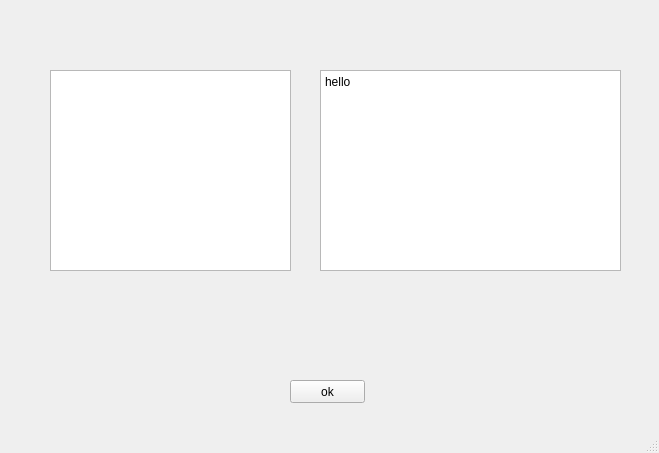
First picture: the form in mainGUI2.ui, repository mon6912640/pyqtTest, before the edit.
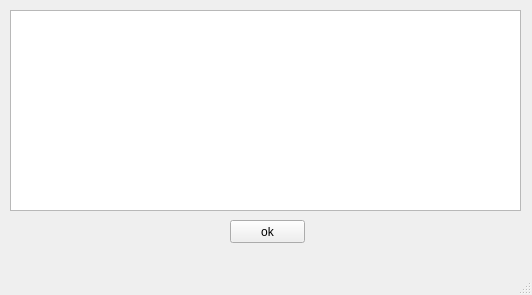
Second picture: the form after the edit. Icons and pictures are not drawn.

Diff of the .ui file:
```diff
--- a/mainGUI2.ui
+++ b/mainGUI2.ui
@@ -6,8 +6,8 @@
    <rect>
     <x>0</x>
     <y>0</y>
-    <width>659</width>
-    <height>453</height>
+    <width>532</width>
+    <height>295</height>
    </rect>
   </property>
   <property name="windowTitle">
@@ -17,9 +17,9 @@
    <widget class="QTextBrowser" name="textBrowser">
     <property name="geometry">
      <rect>
-      <x>50</x>
-      <y>70</y>
-      <width>241</width>
+      <x>10</x>
+      <y>10</y>
+      <width>511</width>
       <height>201</height>
      </rect>
     </property>
@@ -27,8 +27,8 @@
    <widget class="QPushButton" name="pushButton">
     <property name="geometry">
      <rect>
-      <x>290</x>
-      <y>380</y>
+      <x>230</x>
+      <y>220</y>
       <width>75</width>
       <height>23</height>
      </rect>
@@ -41,26 +41,6 @@
       <normaloff>:/icon/img/icon.png</normaloff>:/icon/img/icon.png</iconset>
     </property>
    </widget>
-   <widget class="QTextEdit" name="textEdit">
-    <property name="enabled">
-     <bool>true</bool>
-    </property>
-    <property name="geometry">
-     <rect>
-      <x>320</x>
-      <y>70</y>
-      <width>301</width>
-      <height>201</height>
-     </rect>
-    </property>
-    <property name="html">
-     <string>&lt;!DOCTYPE HTML PUBLIC &quot;-//W3C//DTD HTML 4.0//EN&quot; &quot;http://www.w3.org/TR/REC-html40/strict.dtd&quot;&gt;
-&lt;html&gt;&lt;head&gt;&lt;meta name=&quot;qrichtext&quot; content=&quot;1&quot; /&gt;&lt;style type=&quot;text/css&quot;&gt;
-p, li { white-space: pre-wrap; }
-&lt;/style&gt;&lt;/head&gt;&lt;body style=&quot; font-family:'SimSun'; font-size:9pt; font-weight:400; font-style:normal;&quot;&gt;
-&lt;p style=&quot; margin-top:0px; margin-bottom:0px; margin-left:0px; margin-right:0px; -qt-block-indent:0; text-indent:0px;&quot;&gt;hello&lt;/p&gt;&lt;/body&gt;&lt;/html&gt;</string>
-    </property>
-   </widget>
   </widget>
   <widget class="QMenuBar" name="menubar">
    <property name="geometry">
```
Left out of the diff: 2 changed lines with no effect on the pictures.
